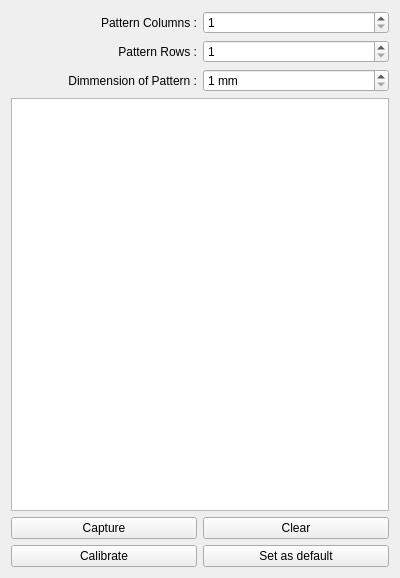
This is source/videothread/calibration.ui in Nkyoku/camutil as Qt 5 draws it before an edit. The edited form follows.
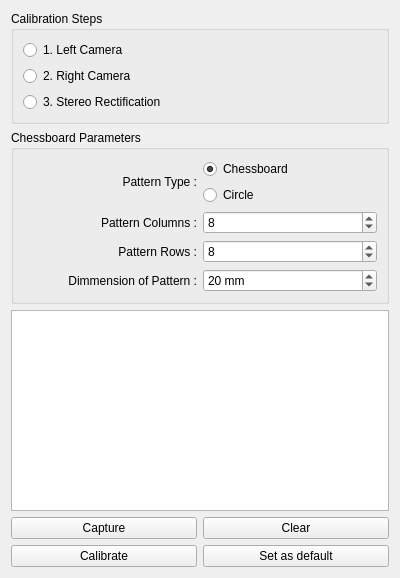
This is the edited form.

The edit to the form file:
```diff
--- a/source/videothread/calibration.ui
+++ b/source/videothread/calibration.ui
@@ -10,45 +10,70 @@
     <height>578</height>
    </rect>
   </property>
-  <layout class="QGridLayout" name="gridLayout">
-   <item row="0" column="1">
-    <widget class="QSpinBox" name="PatternColumns">
-     <property name="minimum">
-      <number>1</number>
+  <layout class="QVBoxLayout" name="verticalLayout">
+   <item>
+    <widget class="QGroupBox" name="groupBox">
+     <property name="title">
+      <string>Calibration Steps</string>
      </property>
-    </widget>
-   </item>
+     <layout class="QGridLayout" name="gridLayout_3">
    <item row="0" column="0">
-    <widget class="QLabel" name="label">
+       <widget class="QRadioButton" name="Step1Selection">
      <property name="text">
-      <string>Pattern Columns :</string>
-     </property>
-     <property name="alignment">
-      <set>Qt::AlignRight|Qt::AlignTrailing|Qt::AlignVCenter</set>
+         <string>1. Left Camera</string>
      </property>
     </widget>
    </item>
+      <item row="0" column="1">
+       <widget class="QLabel" name="Step1Status"/>
+      </item>
    <item row="1" column="0">
-    <widget class="QLabel" name="label_2">
+       <widget class="QRadioButton" name="Step2Selection">
      <property name="text">
-      <string>Pattern Rows :</string>
-     </property>
-     <property name="alignment">
-      <set>Qt::AlignRight|Qt::AlignTrailing|Qt::AlignVCenter</set>
+         <string>2. Right Camera</string>
+        </property>
+       </widget>
+      </item>
+      <item row="1" column="1">
+       <widget class="QLabel" name="Step2Status"/>
+      </item>
+      <item row="2" column="0">
+       <widget class="QRadioButton" name="Step3Selection">
+        <property name="text">
+         <string>3. Stereo Rectification</string>
      </property>
     </widget>
    </item>
-   <item row="3" column="0" colspan="2">
-    <widget class="QListWidget" name="CaptureList"/>
-   </item>
+      <item row="2" column="1">
+       <widget class="QLabel" name="Step3Status"/>
+      </item>
+     </layout>
+    </widget>
+   </item>
+   <item>
+    <widget class="QGroupBox" name="groupBox_2">
+     <property name="title">
+      <string>Chessboard Parameters</string>
+     </property>
+     <layout class="QGridLayout" name="gridLayout">
    <item row="1" column="1">
-    <widget class="QSpinBox" name="PatternRows">
+       <widget class="QRadioButton" name="PatternCircle">
+        <property name="text">
+         <string>Circle</string>
+        </property>
+       </widget>
+      </item>
+      <item row="2" column="1">
+       <widget class="QSpinBox" name="PatternColumns">
      <property name="minimum">
       <number>1</number>
      </property>
-    </widget>
-   </item>
-   <item row="2" column="1">
+        <property name="value">
+         <number>8</number>
+        </property>
+       </widget>
+      </item>
+      <item row="4" column="1">
     <widget class="QDoubleSpinBox" name="PatternDimmension">
      <property name="suffix">
       <string> mm</string>
@@ -62,9 +87,42 @@
      <property name="maximum">
       <double>1000.000000000000000</double>
      </property>
+        <property name="value">
+         <double>20.000000000000000</double>
+        </property>
+       </widget>
+      </item>
+      <item row="3" column="0">
+       <widget class="QLabel" name="label_2">
+        <property name="text">
+         <string>Pattern Rows :</string>
+        </property>
+        <property name="alignment">
+         <set>Qt::AlignRight|Qt::AlignTrailing|Qt::AlignVCenter</set>
+        </property>
     </widget>
    </item>
    <item row="2" column="0">
+       <widget class="QLabel" name="label">
+        <property name="text">
+         <string>Pattern Columns :</string>
+        </property>
+        <property name="alignment">
+         <set>Qt::AlignRight|Qt::AlignTrailing|Qt::AlignVCenter</set>
+        </property>
+       </widget>
+      </item>
+      <item row="3" column="1">
+       <widget class="QSpinBox" name="PatternRows">
+        <property name="minimum">
+         <number>1</number>
+        </property>
+        <property name="value">
+         <number>8</number>
+        </property>
+       </widget>
+      </item>
+      <item row="4" column="0">
     <widget class="QLabel" name="label_4">
      <property name="text">
       <string>Dimmension of Pattern :</string>
@@ -74,7 +132,33 @@
      </property>
     </widget>
    </item>
-   <item row="4" column="0" colspan="2">
+      <item row="0" column="1">
+       <widget class="QRadioButton" name="PatternChessboard">
+        <property name="text">
+         <string>Chessboard</string>
+        </property>
+        <property name="checked">
+         <bool>true</bool>
+        </property>
+       </widget>
+      </item>
+      <item row="0" column="0" rowspan="2">
+       <widget class="QLabel" name="label_3">
+        <property name="text">
+         <string>Pattern Type :</string>
+        </property>
+        <property name="alignment">
+         <set>Qt::AlignRight|Qt::AlignTrailing|Qt::AlignVCenter</set>
+        </property>
+       </widget>
+      </item>
+     </layout>
+    </widget>
+   </item>
+   <item>
+    <widget class="QListWidget" name="CaptureList"/>
+   </item>
+   <item>
     <layout class="QGridLayout" name="gridLayout_2">
      <item row="0" column="0">
       <widget class="QPushButton" name="Capture">
```
Lines whose indentation alone changed are shown as unchanged.
